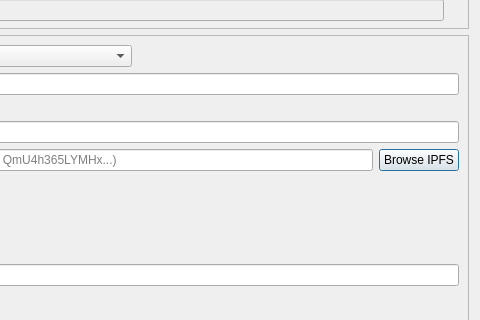
Before: the Qt Designer form src/qt/forms/createassetsdialog.ui in Raptor3um/raptoreum, drawn with Qt 5; both pictures show x 507 to 987 and y 145 to 465 of the 987 by 712 pixel window.
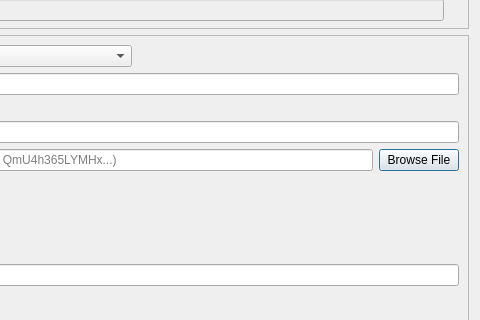
After: the same form once the commit is applied. Custom widgets are drawn as their Qt base class.

```diff
--- a/src/qt/forms/createassetsdialog.ui
+++ b/src/qt/forms/createassetsdialog.ui
@@ -633,7 +633,7 @@
             <item>
              <widget class="QPushButton" name="openIpfsButton">
               <property name="text">
-               <string>Browse IPFS</string>
+               <string>Browse File</string>
               </property>
              </widget>
             </item>
```
Left out of the diff: 1 changed line with no effect on the pictures.
